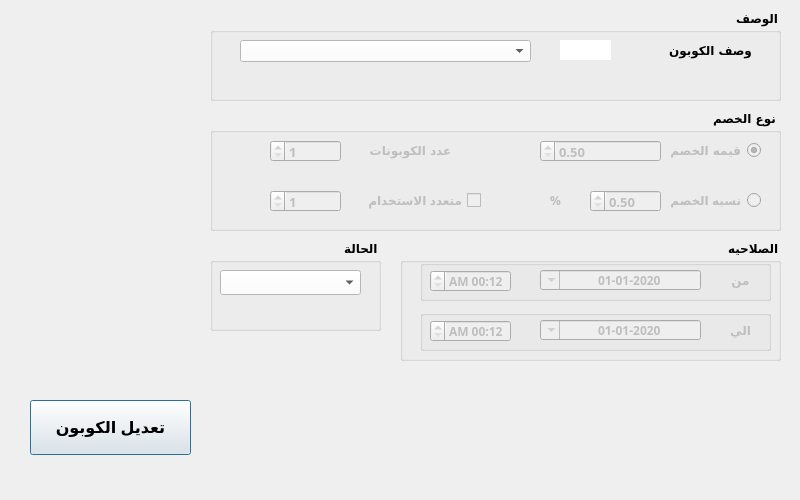
The window that presentation/coupon_ui/stoppedCoupon.ui (shymaa123456/HyperPOS2020) describes before a commit, drawn with Qt 5.
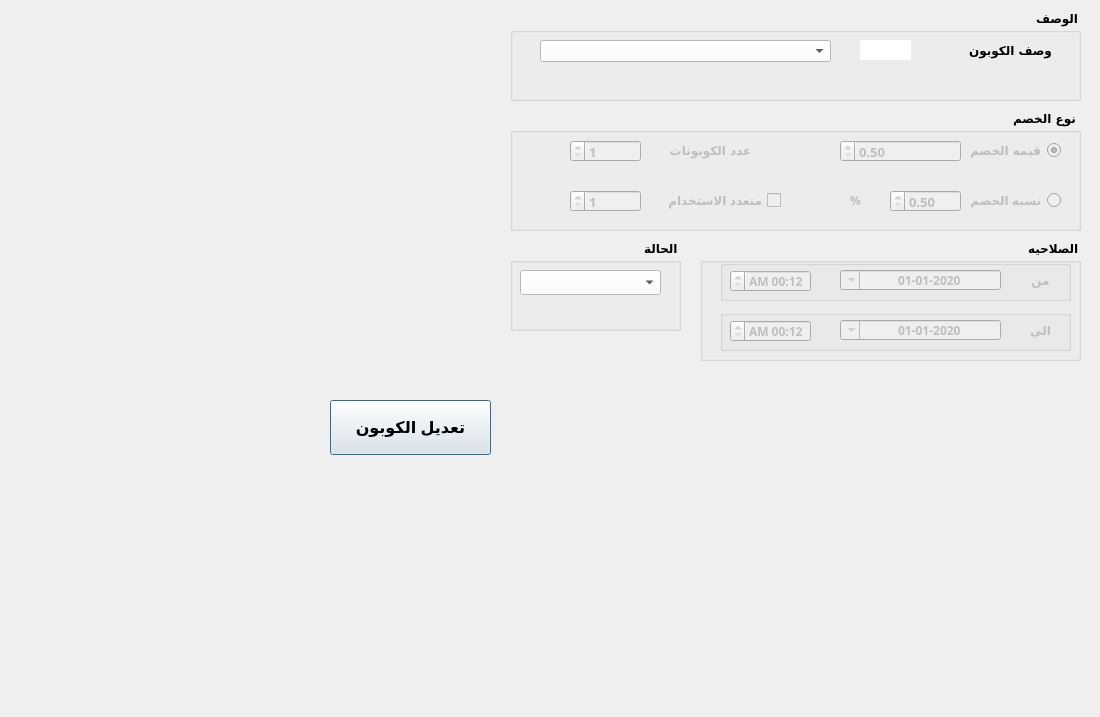
The same window after the commit.

```diff
--- a/presentation/coupon_ui/stoppedCoupon.ui
+++ b/presentation/coupon_ui/stoppedCoupon.ui
@@ -6,20 +6,20 @@
    <rect>
     <x>0</x>
     <y>0</y>
-    <width>800</width>
-    <height>500</height>
+    <width>1100</width>
+    <height>717</height>
    </rect>
   </property>
   <property name="minimumSize">
    <size>
-    <width>800</width>
-    <height>500</height>
+    <width>1100</width>
+    <height>717</height>
    </size>
   </property>
   <property name="maximumSize">
    <size>
-    <width>800</width>
-    <height>500</height>
+    <width>1100</width>
+    <height>717</height>
    </size>
   </property>
   <property name="windowTitle">
@@ -31,7 +31,7 @@
   <widget class="QPushButton" name="BTN_modifyCoupon">
    <property name="geometry">
     <rect>
-     <x>30</x>
+     <x>330</x>
      <y>400</y>
      <width>161</width>
      <height>55</height>
@@ -58,7 +58,7 @@
   <widget class="QGroupBox" name="groupBox">
    <property name="geometry">
     <rect>
-     <x>210</x>
+     <x>510</x>
      <y>10</y>
      <width>571</width>
      <height>91</height>
@@ -150,7 +150,7 @@
   <widget class="QGroupBox" name="groupBox_2">
    <property name="geometry">
     <rect>
-     <x>210</x>
+     <x>510</x>
      <y>110</y>
      <width>571</width>
      <height>121</height>
@@ -429,7 +429,7 @@
   <widget class="QGroupBox" name="groupBox_3">
    <property name="geometry">
     <rect>
-     <x>400</x>
+     <x>700</x>
      <y>240</y>
      <width>381</width>
      <height>121</height>
@@ -661,7 +661,7 @@
   <widget class="QGroupBox" name="groupBox_7">
    <property name="geometry">
     <rect>
-     <x>210</x>
+     <x>510</x>
      <y>240</y>
      <width>171</width>
      <height>91</height>
```
